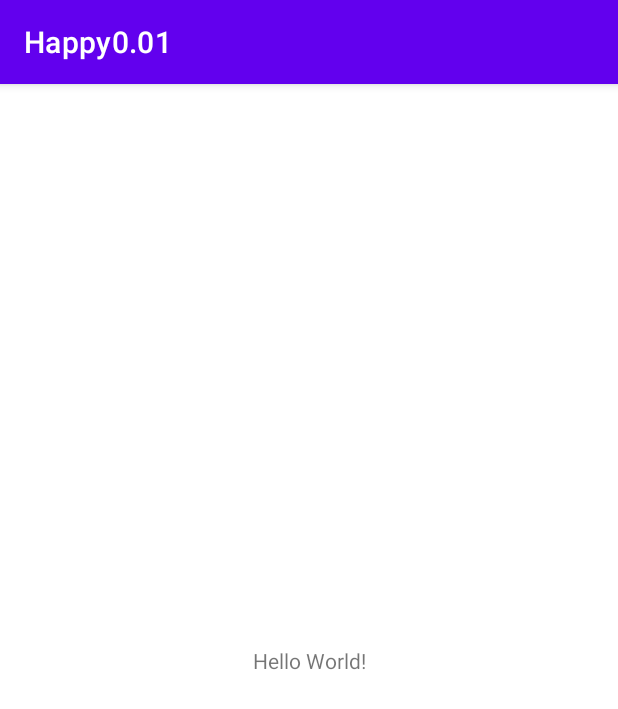
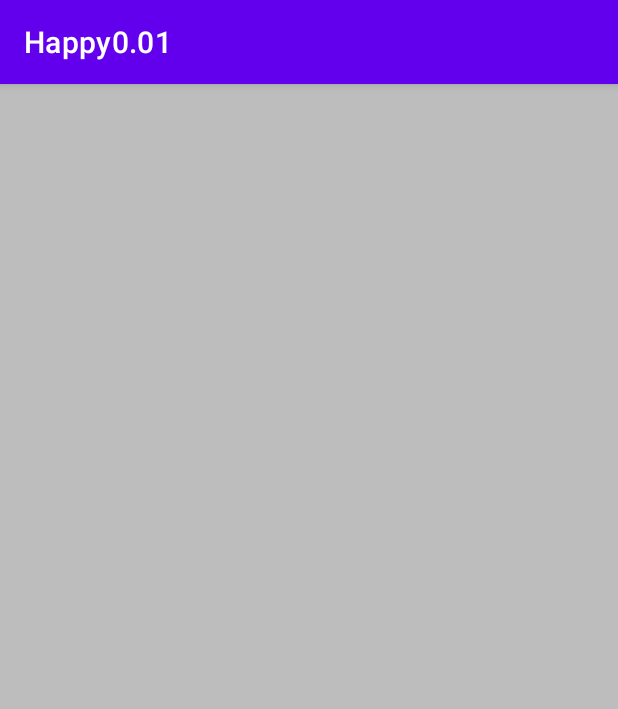
Before and after one commit to FE-xiaoJiang/Happy001, an Android app: the screen it shows after launch (MainActivity), on a phone screen of 412 x 824 dp. Shown: the top 709 px of the screen. Run offline under Robolectric (Android 15) with nearby library versions, the phone set to English and light mode, and no system bars; libraries missing offline, so code that uses them is left out: com.facebook.litho, com.facebook.soloader; 6 statements that could not run were skipped.

Commit message:
fix: 优化

```diff
--- a/app/src/main/java/com/example/happy001/LayoutManager.java
+++ b/app/src/main/java/com/example/happy001/LayoutManager.java
@@ -1,19 +1,21 @@
 package com.example.happy001;
 
 import android.view.View;
+import android.widget.RelativeLayout;
 
 import androidx.constraintlayout.widget.ConstraintLayout;
 
 public class LayoutManager {
     private static LayoutManager instance;
-    ConstraintLayout layout;
+//    ConstraintLayout layout;
+    RelativeLayout layout;
     public static LayoutManager getInstance() {
         if (instance == null) {
             instance = new LayoutManager();
         }
         return instance;
     }
-    public void setLayout(ConstraintLayout cl) {
+    public void setLayout(RelativeLayout cl) {
         layout = cl;
     }
     public void addView(View v) {
--- a/app/src/main/java/com/example/happy001/MainActivity.java
+++ b/app/src/main/java/com/example/happy001/MainActivity.java
@@ -10,6 +10,7 @@ import android.view.LayoutInflater;
 import android.view.View;
 import android.widget.FrameLayout;
 import android.widget.LinearLayout;
+import android.widget.RelativeLayout;
 import android.widget.TextView;
 
 import com.facebook.litho.ComponentContext;
@@ -45,7 +46,8 @@ public class MainActivity extends AppCompatActivity {
         // Example of a call to a native method
         TextView tv = findViewById(R.id.sample_text);
         tv.setText(engine.stringFromJNI());
-        ConstraintLayout cl = findViewById(R.id.rootview);
+//        ConstraintLayout cl = findViewById(R.id.rootview);
+        RelativeLayout cl = findViewById(R.id.rootview);
         LayoutInflater inflater = getLayoutInflater();
 //        View myView = new MyView(this);
 //        View myView = inflater.inflate(R.layout.sample_my_view, null);
--- a/app/src/main/java/com/example/happy001/MyView.java
+++ b/app/src/main/java/com/example/happy001/MyView.java
@@ -101,7 +101,7 @@ public class MyView extends View {
 
         int contentWidth = getWidth() - paddingLeft - paddingRight;
         int contentHeight = getHeight() - paddingTop - paddingBottom;
-
+//        this.setBackgroundColor(Color.rgb(0, 0, 0));
         // Draw the text.
         canvas.drawText(mExampleString,
                 paddingLeft + (contentWidth - mTextWidth) / 2,
--- a/app/src/main/java/com/example/happy001/SubActivity.java
+++ b/app/src/main/java/com/example/happy001/SubActivity.java
@@ -7,6 +7,7 @@ import android.content.Context;
 import android.os.Bundle;
 import android.text.Layout;
 import android.util.Log;
+import android.widget.RelativeLayout;
 
 public class SubActivity extends AppCompatActivity {
 
@@ -15,7 +16,8 @@ public class SubActivity extends AppCompatActivity {
     protected void onCreate(Bundle savedInstanceState) {
         super.onCreate(savedInstanceState);
         setContentView(R.layout.activity_sub);
-        ConstraintLayout cl = findViewById(R.id.subactivity);
+//        ConstraintLayout cl = findViewById(R.id.subactivity);
+        RelativeLayout cl = findViewById(R.id.rootview);
         LayoutManager.getInstance().setLayout(cl); // 父布局管理
         engine = new Engine(this);
 
--- a/app/src/main/res/layout/activity_main.xml
+++ b/app/src/main/res/layout/activity_main.xml
@@ -1,10 +1,11 @@
 <?xml version="1.0" encoding="utf-8"?>
-<androidx.constraintlayout.widget.ConstraintLayout xmlns:android="http://schemas.android.com/apk/res/android"
+<RelativeLayout xmlns:android="http://schemas.android.com/apk/res/android"
     xmlns:app="http://schemas.android.com/apk/res-auto"
     xmlns:tools="http://schemas.android.com/tools"
     android:layout_width="match_parent"
     android:layout_height="match_parent"
     tools:context=".MainActivity"
+    android:background="@color/gray_400"
     android:id="@+id/rootview">
 
     <TextView
@@ -12,10 +13,11 @@
         android:layout_width="wrap_content"
         android:layout_height="wrap_content"
         android:text="Hello World!"
+        android:textColor="@color/gray_400"
         app:layout_constraintBottom_toBottomOf="parent"
         app:layout_constraintLeft_toLeftOf="parent"
         app:layout_constraintRight_toRightOf="parent"
         app:layout_constraintTop_toTopOf="parent" />
 <!--    <include layout="@layout/sample_my_view" />-->
 
-</androidx.constraintlayout.widget.ConstraintLayout>
+</RelativeLayout>
--- a/app/src/main/res/layout/activity_sub.xml
+++ b/app/src/main/res/layout/activity_sub.xml
@@ -1,9 +1,9 @@
 <?xml version="1.0" encoding="utf-8"?>
-<androidx.constraintlayout.widget.ConstraintLayout xmlns:android="http://schemas.android.com/apk/res/android"
+<RelativeLayout xmlns:android="http://schemas.android.com/apk/res/android"
     xmlns:app="http://schemas.android.com/apk/res-auto"
     xmlns:tools="http://schemas.android.com/tools"
     android:layout_width="match_parent"
     android:layout_height="match_parent"
     android:id="@+id/subactivity"
     tools:context=".SubActivity">
-</androidx.constraintlayout.widget.ConstraintLayout>
+</RelativeLayout>
```
Also changed, not shown: app/src/main/java/com/example/happy001/RenderManager.java (+2 -7 lines), app/src/main/java/com/example/happy001/RenderNode.java (+13 -0 lines), 2 other files.
